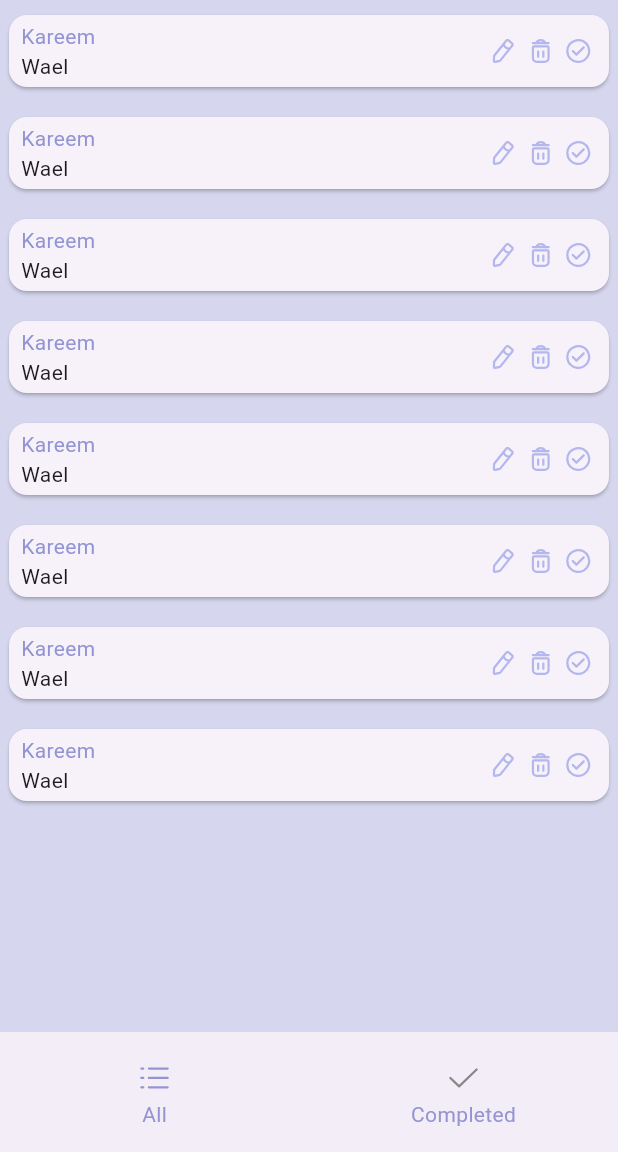
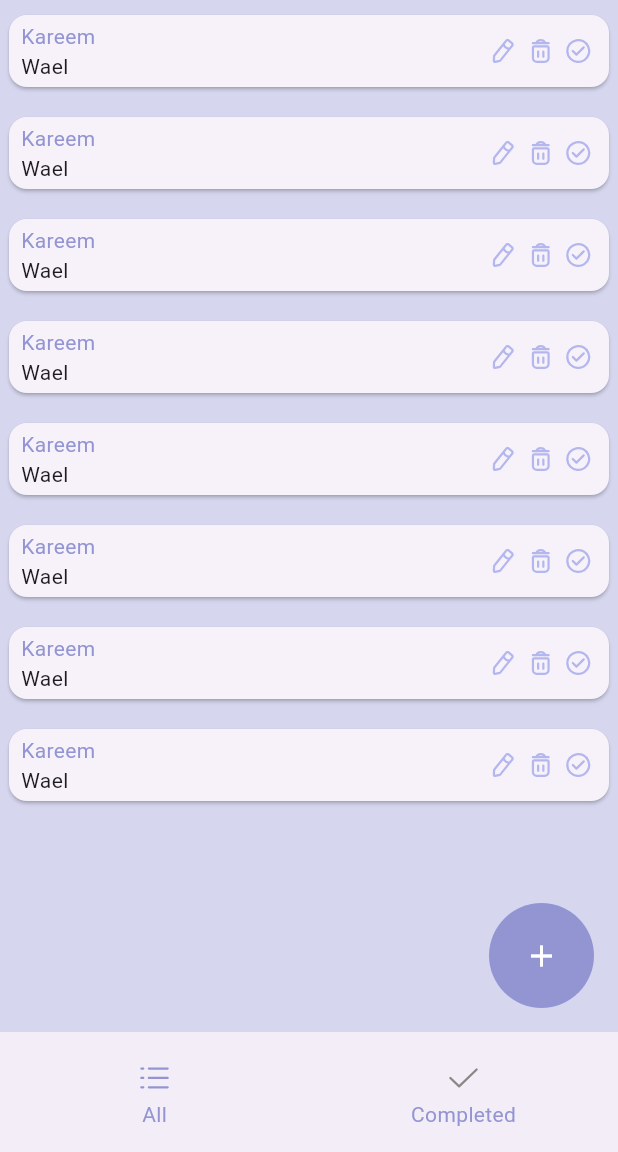
Before and after one commit to kareemwael9898/TodoApp_flutter, a Flutter app: the screen it shows after launch, on a phone screen of 412 x 824 dp, the part 84-1236 px from its top. Run offline on Flutter 3.47's test engine with Material 3 defaults, Android fonts, the phone set to English and light mode, and no system bars; our stand-ins replace flutter_svg.

Commit message:
Finished HomePage Design

```diff
--- a/lib/main.dart
+++ b/lib/main.dart
@@ -2,17 +2,17 @@ import 'package:flutter/material.dart';
 import 'package:flutter_svg/flutter_svg.dart';
 
 void main() {
-  runApp(const TodoPage());
+  runApp(const HomePage());
 }
 
-class TodoPage extends StatefulWidget {
-  const TodoPage({super.key});
+class HomePage extends StatefulWidget {
+  const HomePage({super.key});
 
   @override
-  State<TodoPage> createState() => _TodoPageState();
+  State<HomePage> createState() => _HomePageState();
 }
 
-class _TodoPageState extends State<TodoPage> {
+class _HomePageState extends State<HomePage> {
   @override
   Widget build(BuildContext context) {
     // TODO: implement build
@@ -37,15 +37,25 @@ class _TodoPageState extends State<TodoPage> {
             Column(
               mainAxisAlignment: MainAxisAlignment.center,
               children: [
-                SvgPicture.asset("assets/images/Playlist.svg",width: 30,),
-                Text("All",style: TextStyle(fontSize: 14,color: Color(0XFF9395D3)),)
+                SvgPicture.asset(
+                  "assets/images/Playlist.svg",
+                  width: 30,
+                ),
+                Text(
+                  "All",
+                  style: TextStyle(fontSize: 14, color: Color(0XFF9395D3)),
+                )
               ],
             ),
             Column(
               mainAxisAlignment: MainAxisAlignment.center,
               children: [
-                SvgPicture.asset("assets/images/Tick.svg",width: 30,),
-                Text("Completed",style: TextStyle(fontSize: 14,color: Color(0XFF9395D3)))
+                SvgPicture.asset(
+                  "assets/images/Tick.svg",
+                  width: 30,
+                ),
+                Text("Completed",
+                    style: TextStyle(fontSize: 14, color: Color(0XFF9395D3)))
               ],
             ),
           ],
@@ -57,11 +67,30 @@ class _TodoPageState extends State<TodoPage> {
                 for (var i = 0; i < 8; i++)
                   todoItem(title: "Kareem", subTitle: "Wael")
               ],
-            )
+            ),
+            Align(
+              alignment: AlignmentDirectional.bottomEnd,
+              child: Padding(
+                padding: EdgeInsets.all(16),
+                child: IconButton(
+                  onPressed: () {}, // TODO OnPressed
+                  icon: Icon(
+                    Icons.add,
+                    color: Colors.white,
+                  ),
+                  style: ButtonStyle(
+                    backgroundColor:
+                        MaterialStatePropertyAll(Color(0XFF9395D3)),
+                    fixedSize: MaterialStatePropertyAll(Size(70, 70)),
+                  ),
+                ),
+              ),
+            ),
           ],
         ),
       ),
     );
+  }
 }
 
 Widget todoItem({required String title, required String subTitle}) {
@@ -92,4 +121,3 @@ class _TodoPageState extends State<TodoPage> {
     ),
   );
 }
-}
```
Lines whose indentation alone changed are shown as unchanged.
